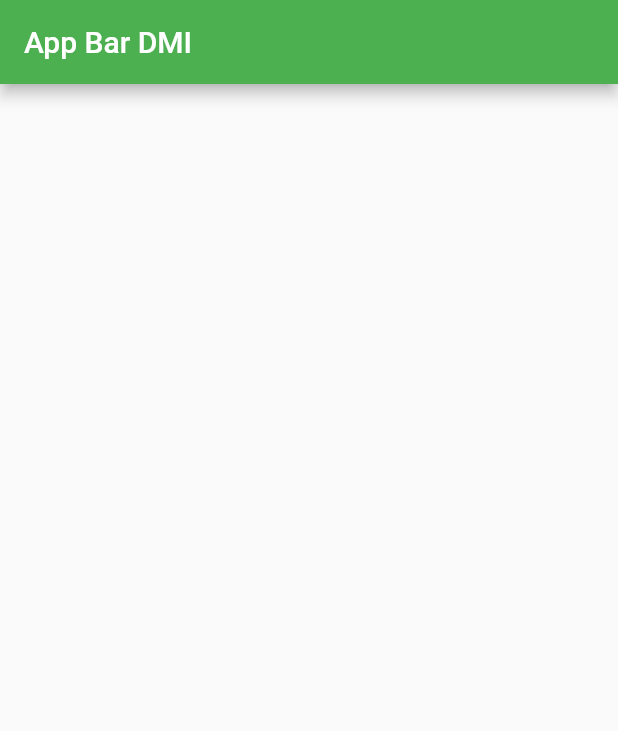
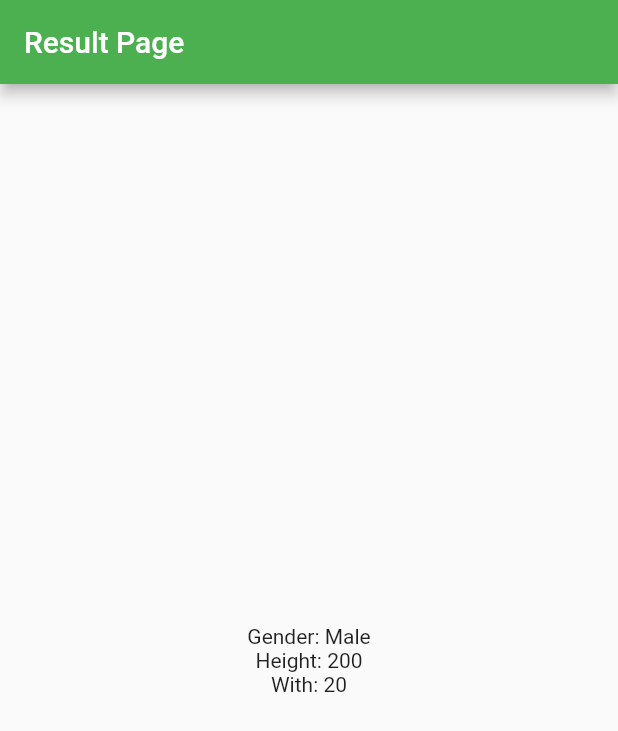
Before and after one commit to M7MMAD-OMAR/BMI-Flutter-App, a Flutter app: the screen it shows after launch, on a phone screen of 412 x 824 dp. Shown: the top 731 px of the screen. Run offline on Flutter 3.47's test engine with Material 2 defaults, Android fonts, the phone set to English and light mode, and no system bars.

Commit message:
Create result file

```diff
--- a/lib/main.dart
+++ b/lib/main.dart
@@ -1,3 +1,4 @@
+import 'package:dmi/result.dart';
 import 'package:flutter/material.dart';
 
 void main() {
@@ -10,10 +11,10 @@ class MyApp extends StatelessWidget {
   @override
   Widget build(BuildContext context) {
     return MaterialApp(
+      debugShowCheckedModeBanner: false,
       title: "DMI APP",
       theme: ThemeData(primarySwatch: Colors.green),
-      debugShowCheckedModeBanner: false,
-      home: MyHomePage(),
+      home: Result(isMale: true, height: 200, wdith: 20),
     );
   }
 }
--- /dev/null
+++ b/lib/result.dart
@@ -0,0 +1,34 @@
+import 'package:flutter/cupertino.dart';
+import 'package:flutter/material.dart';
+
+class Result extends StatelessWidget {
+  Result({Key? key,required this.isMale, required this.wdith,required this.height}) : super(key: key);
+
+  bool isMale = true;
+  int height = 0;
+  int wdith = 0;
+
+
+  @override
+  Widget build(BuildContext context) {
+    return  Scaffold(
+      appBar: AppBar(
+        title: const Text("Result Page"),
+      ),
+      body: SafeArea(
+        child: Container(
+          alignment: Alignment.center,
+          padding: const EdgeInsets.all(20),
+          child: Column(
+            mainAxisAlignment: MainAxisAlignment.center,
+            children: <Widget>[
+              Text("Gender: ${isMale? 'Male' : 'Female'}"),
+              Text("Height: ${height}"),
+              Text("With: ${wdith}"),
+            ],
+          ),
+        ),
+      ),
+    );
+  }
+}
```
